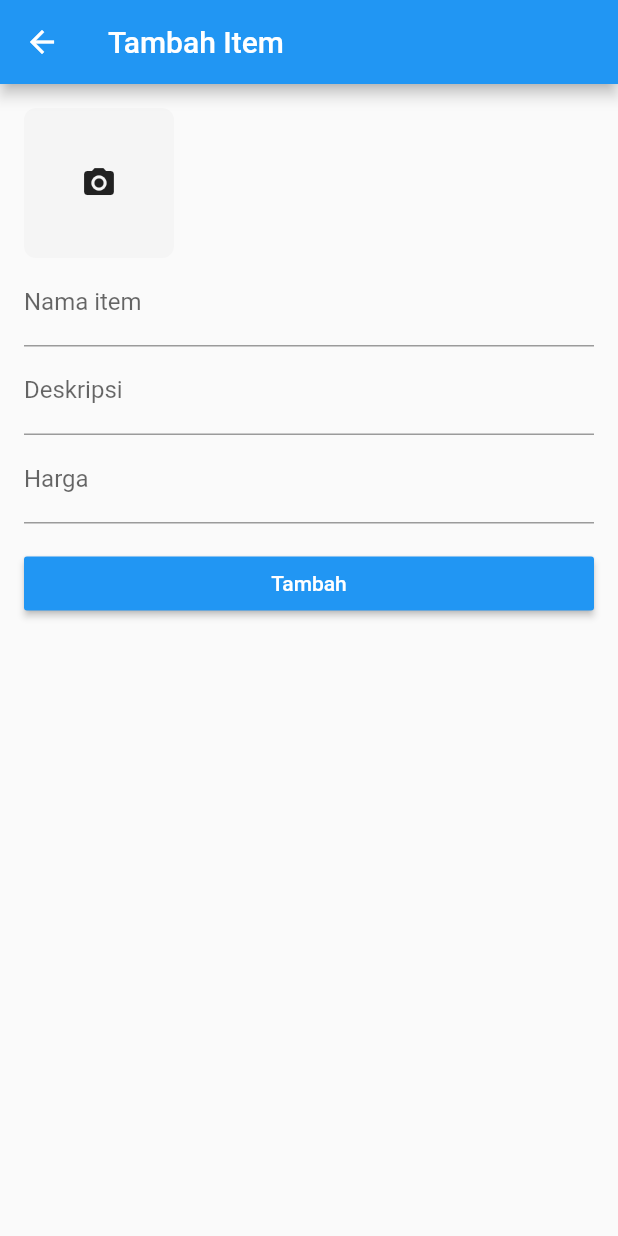
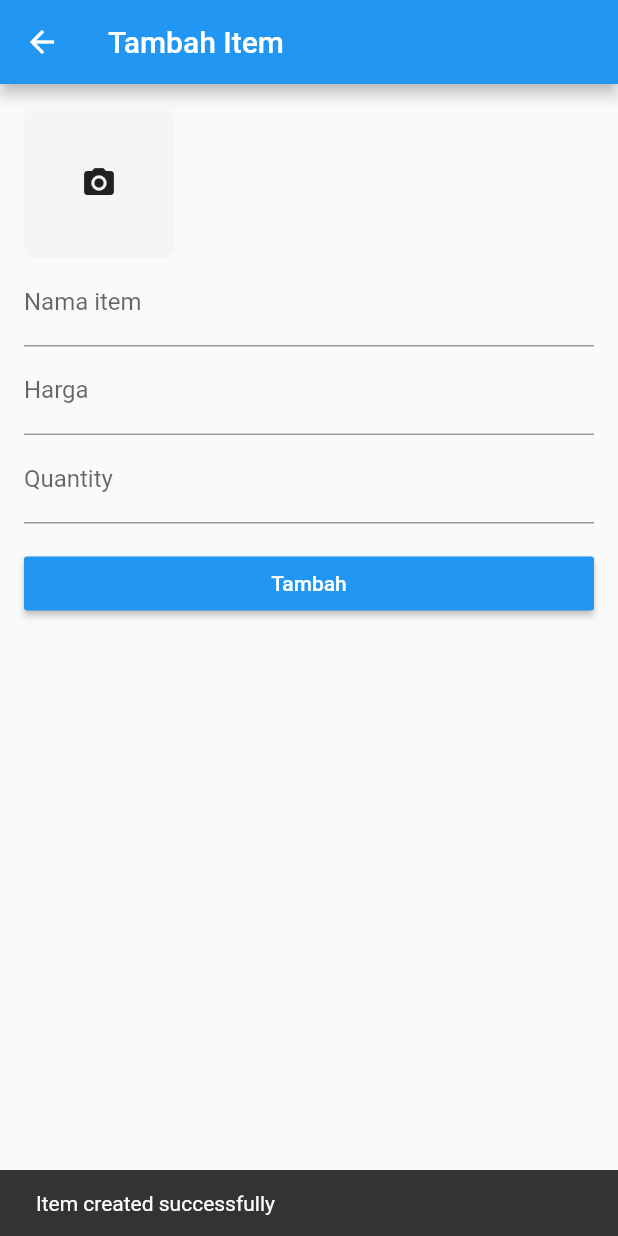
Before and after one commit to Meruya-Techhnology/clevrpos, a Flutter app: the ItemFormPage screen opened by its route, after a tap on "Tambah", on a phone screen of 412 x 824 dp. Run offline on Flutter 3.47's test engine with Material 2 defaults, Android fonts, the phone set to English and light mode, and no system bars; our stand-ins replace image_picker, sqflite; accounts and stored records are empty.

Commit message:
Add item form

```diff
--- /dev/null
+++ b/lib/common/util/database_util.dart
@@ -0,0 +1,40 @@
+import 'package:flutter/material.dart';
+import 'package:sqflite/sqflite.dart';
+
+class DatabaseUtil {
+  static const databaseName = 'clevrpos_database.db';
+  static const databaseVersion = 1;
+
+  static Future<Database> initialize() async {
+    final database = openDatabase(
+      databaseName,
+      version: databaseVersion,
+      onCreate: (database, version) {
+        /// DDL slot, execute table
+        debugPrint('Database Created');
+        createItemTable(
+          database: database,
+        );
+      },
+    );
+    return database;
+  }
+
+  static Future<void> createItemTable({
+    required Database database,
+  }) async {
+    /// Field id
+    /// Type integer
+    /// Atribute `primary key auto increment not null`
+    final ddl = '''create table items
+        (id integer primary key autoincrement not null,
+        name text,
+        price int,
+        quantity int);''';
+    await database.execute(ddl).then((_) {
+      debugPrint('Item table created succesfully');
+    }, onError: (error) {
+      debugPrint('Error while create item table');
+    }).whenComplete(() => database.close());
+  }
+}
--- /dev/null
+++ b/lib/infrastructure/datasources/item_datasource.dart
@@ -0,0 +1,55 @@
+import 'package:clevrpos/infrastructure/models/item_model.dart';
+import 'package:sqflite/sqflite.dart';
+
+class ItemDatasource {
+  final Database database;
+
+  ItemDatasource({
+    required this.database,
+  });
+
+  Future<bool> delete(int id) async {
+    final result = await database.delete(
+      'items',
+      where: 'id = ?',
+      whereArgs: [id],
+    );
+    return (result != 0);
+  }
+
+  Future<bool> update(ItemModel model) async {
+    final id = await database.update(
+      'items',
+      {
+        'name': model.name,
+        'price': model.price,
+        'quantity': model.quantity,
+      },
+      where: 'id = ?',
+      whereArgs: [model.id],
+    );
+    return (id != 0);
+  }
+
+  Future<bool> create(ItemModel model) async {
+    final id = await database.insert(
+      'items',
+      model.toJson(),
+    );
+    return (id != 0);
+  }
+
+  Future<List<ItemModel>> select() async {
+    final rows = await database.query(
+      'items',
+    );
+    final result = List<ItemModel>.from(
+      rows.map(
+        (row) => ItemModel.fromJson(
+          row,
+        ),
+      ),
+    );
+    return result;
+  }
+}
--- /dev/null
+++ b/lib/infrastructure/models/item_model.dart
@@ -0,0 +1,29 @@
+class ItemModel {
+  final int? id;
+  final String name;
+  final int price;
+  final int quantity;
+
+  ItemModel({
+    this.id,
+    required this.name,
+    required this.price,
+    required this.quantity,
+  });
+
+  factory ItemModel.fromJson(Map<String, dynamic> json) => ItemModel(
+        id: json['id'],
+        name: json['name'],
+        price: json['price'],
+        quantity: json['quantity'],
+      );
+
+  Map<String, dynamic> toJson() {
+    final Map<String, dynamic> json = <String, dynamic>{};
+    json['id'] = id;
+    json['name'] = name;
+    json['price'] = price;
+    json['quantity'] = quantity;
+    return json;
+  }
+}
--- a/lib/presentation/pages/item_form_page.dart
+++ b/lib/presentation/pages/item_form_page.dart
@@ -1,7 +1,12 @@
+import 'package:clevrpos/common/util/database_util.dart';
+import 'package:clevrpos/infrastructure/datasources/item_datasource.dart';
+import 'package:clevrpos/infrastructure/models/item_model.dart';
 import 'package:clevrpos/presentation/widgets/image_picker_button.dart';
 import 'package:flutter/material.dart';
 import 'package:flutter/scheduler.dart';
+import 'package:flutter/services.dart';
 import 'package:image_picker/image_picker.dart';
+import 'package:sqflite/sqflite.dart';
 
 class ItemFormPage extends StatefulWidget {
   const ItemFormPage({Key? key}) : super(key: key);
@@ -13,21 +18,42 @@ class ItemFormPage extends StatefulWidget {
 
 class _ItemFormPageState extends State<ItemFormPage> {
   final imagePicker = ImagePicker();
+  final nameController = TextEditingController();
+  final priceController = TextEditingController();
+  final quantityController = TextEditingController();
   XFile? itemImage;
+  Future<Database>? database;
+  ItemDatasource? itemDatasource;
+  ItemModel? itemModel;
 
   @override
   void initState() {
     super.initState();
-    SchedulerBinding.instance?.addPostFrameCallback((_) {
-      retrieveArguments(context);
+    SchedulerBinding.instance.addPostFrameCallback((_) async {
+      await retrieveArguments(context);
+      await initializeDependency();
     });
+  }
+
+  int get price {
+    final stringPrice = priceController.text;
+    final result = int.tryParse(stringPrice);
+    return result ?? 0;
+  }
+
+  int get quantity {
+    final stringQuantity = quantityController.text;
+    final result = int.tryParse(stringQuantity);
+    return result ?? 0;
   }
 
   @override
   Widget build(BuildContext context) {
     return Scaffold(
       appBar: AppBar(
-        title: Text('Tambah Item'),
+        title: Text(
+          (itemModel != null) ? 'Update Item' : 'Tambah Item',
+        ),
       ),
       body: SingleChildScrollView(
         child: Padding(
@@ -42,27 +68,46 @@ class _ItemFormPageState extends State<ItemFormPage> {
                 },
               ),
               TextFormField(
+                controller: nameController,
                 decoration: InputDecoration(
                   labelText: 'Nama item',
                 ),
               ),
               TextFormField(
-                decoration: InputDecoration(
-                  labelText: 'Deskripsi',
-                ),
-              ),
-              TextFormField(
+                controller: priceController,
+                keyboardType: TextInputType.number,
+                inputFormatters: [
+                  FilteringTextInputFormatter.digitsOnly,
+                ],
                 decoration: InputDecoration(
                   labelText: 'Harga',
                 ),
               ),
+              TextFormField(
+                controller: quantityController,
+                keyboardType: TextInputType.number,
+                inputFormatters: [
+                  FilteringTextInputFormatter.digitsOnly,
+                ],
+                decoration: InputDecoration(
+                  labelText: 'Quantity',
+                ),
+              ),
               SizedBox(height: 16),
               MaterialButton(
-                child: Text('Tambah'),
+                child: Text((itemModel != null) ? 'Update' : 'Tambah'),
                 minWidth: double.maxFinite,
                 textColor: Theme.of(context).colorScheme.onPrimary,
                 color: Theme.of(context).primaryColor,
-                onPressed: () {},
+                onPressed: () {
+                  /// Logic, item model != null update item, item model == null
+                  /// create new item
+                  if (itemModel != null) {
+                    updateItem(context);
+                  } else {
+                    createItem(context);
+                  }
+                },
               ),
             ],
           ),
@@ -71,11 +116,65 @@ class _ItemFormPageState extends State<ItemFormPage> {
     );
   }
 
+  Future<void> initializeDependency() async {
+    database = DatabaseUtil.initialize();
+    itemDatasource = ItemDatasource(
+      database: await database!,
+    );
+  }
+
   Future<void> retrieveArguments(BuildContext context) async {
     final arguments = ModalRoute.of(context)!.settings.arguments;
-    if (arguments is Map<String, dynamic>) {
-      print(arguments);
+    if (arguments is ItemModel) {
+      nameController.text = arguments.name;
+      priceController.text = arguments.price.toString();
+      quantityController.text = arguments.quantity.toString();
+      itemModel = arguments;
+      setState(() {});
     }
+  }
+
+  Future<void> createItem(BuildContext context) async {
+    final request = ItemModel(
+      name: nameController.text,
+      price: price,
+      quantity: quantity,
+    );
+    itemDatasource?.create(request).then((result) {
+      if (result) {
+        ScaffoldMessenger.of(context).showSnackBar(
+          SnackBar(
+            content: Text('Item created successfully'),
+          ),
+        );
+      }
+    }, onError: (error) {
+      debugPrint('ERROR : ${error.toString()}');
+    });
+  }
+
+  Future<void> updateItem(BuildContext context) async {
+    final request = ItemModel(
+      id: itemModel?.id,
+      name: nameController.text,
+      price: price,
+      quantity: quantity,
+    );
+    itemDatasource?.update(request).then((result) {
+      if (result) {
+        ScaffoldMessenger.of(context).showSnackBar(
+          SnackBar(
+            content: Text('Item updated successfully'),
+          ),
+        );
+        Navigator.pop(
+          context,
+          true,
+        );
+      }
+    }, onError: (error) {
+      debugPrint('ERROR : ${error.toString()}');
+    });
   }
 
   Future<void> pickImage(BuildContext context) async {
--- a/pubspec.yaml
+++ b/pubspec.yaml
@@ -28,6 +28,7 @@ dependencies:
   # Use with the CupertinoIcons class for iOS style icons.
   cupertino_icons: ^1.0.2
   image_picker: ^0.8.4+10
+  sqflite: ^2.1.0+1
 
 dev_dependencies:
   flutter_test:
```
Also changed, not shown: lib/main.dart (+4 -3 lines), lib/presentation/pages/item_page.dart (+58 -44 lines), lib/presentation/widgets/item_list_tile.dart (+22 -8 lines), pubspec.lock, 5 other files.
